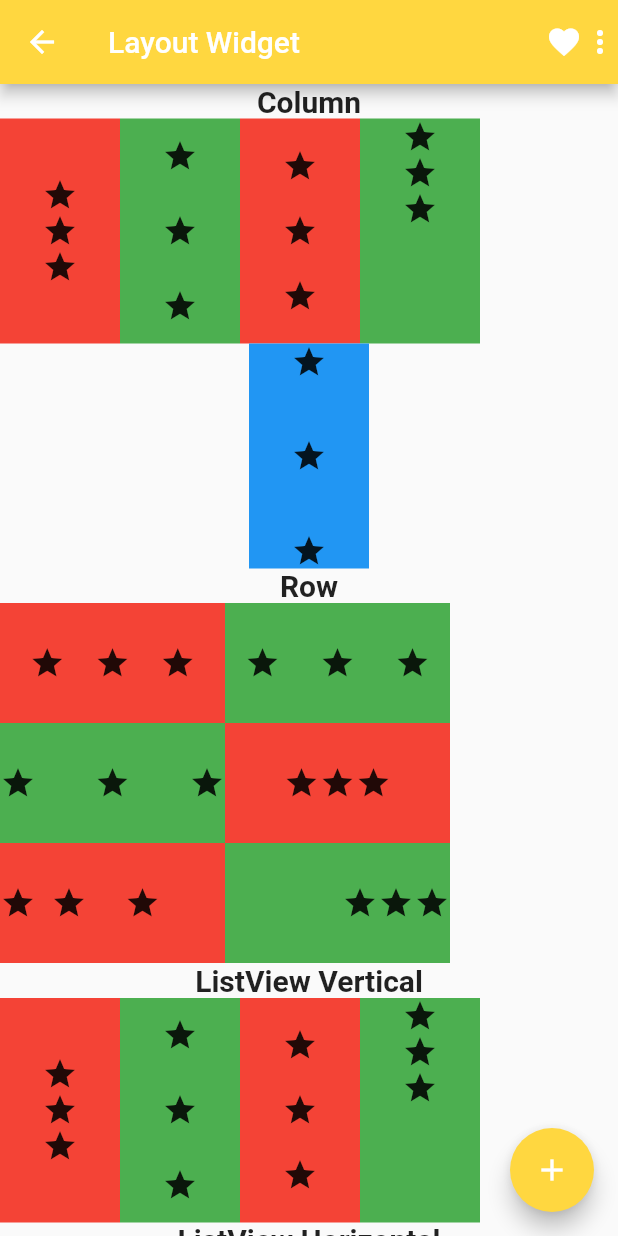
After one commit to Habibieproject/belajarflutterlagi, a Flutter app: the screen it shows after launch, after a tap on "Layout Widget", on a phone screen of 412 x 824 dp. The commit adds this screen. Run offline on Flutter 3.47's test engine with Material 2 defaults, Android fonts, the phone set to English and light mode, and no system bars.

Commit message:
update pertemuan 7 Scaffold, Row, Column, ListView

```diff
--- a/lib/home.dart
+++ b/lib/home.dart
@@ -1,5 +1,6 @@
 import 'package:belajarflutterlagi/button.dart';
 import 'package:belajarflutterlagi/card.dart';
+import 'package:belajarflutterlagi/layout_widget/layout_widget_page.dart';
 import 'package:flutter/material.dart';
 
 class HomePage extends StatelessWidget {
@@ -15,6 +16,20 @@ class HomePage extends StatelessWidget {
         mainAxisAlignment: MainAxisAlignment.center,
         crossAxisAlignment: CrossAxisAlignment.center,
         children: [
+          Row(
+            mainAxisAlignment: MainAxisAlignment.center,
+            children: [
+              ElevatedButton(
+                  onPressed: () {
+                    Navigator.of(context).push(MaterialPageRoute(
+                      builder: (context) {
+                        return const LayoutWidget();
+                      },
+                    ));
+                  },
+                  child: const Text("Layout Widget")),
+            ],
+          ),
           ElevatedButton(
               onPressed: () {
                 Navigator.of(context).push(MaterialPageRoute(
--- /dev/null
+++ b/lib/layout_widget/layout_widget_page.dart
@@ -0,0 +1,75 @@
+import 'package:belajarflutterlagi/layout_widget/widgets/column.dart';
+import 'package:belajarflutterlagi/layout_widget/widgets/listview.dart';
+import 'package:belajarflutterlagi/layout_widget/widgets/row.dart';
+import 'package:belajarflutterlagi/utils/title_constant.dart';
+import 'package:flutter/material.dart';
+
+class LayoutWidget extends StatelessWidget {
+  const LayoutWidget({super.key});
+
+  @override
+  Widget build(BuildContext context) {
+    return Scaffold(
+        // drawer: Drawer(
+        //   child: ListView(
+        //     padding: EdgeInsets.zero,
+        //     children: <Widget>[
+        //       const DrawerHeader(
+        //         decoration: BoxDecoration(
+        //           color: Colors.amber,
+        //         ),
+        //         child: Text(
+        //           'Habibie',
+        //           style: TextStyle(
+        //             color: Colors.white,
+        //             fontSize: 24,
+        //           ),
+        //         ),
+        //       ),
+        //       ListTile(
+        //         leading: const Icon(Icons.home),
+        //         title: const Text('Home'),
+        //         onTap: () {
+        //           // Tambahkan aksi yang diinginkan ketika item Home diklik
+        //         },
+        //       ),
+        //       ListTile(
+        //         leading: const Icon(Icons.settings),
+        //         title: const Text('Settings'),
+        //         onTap: () {
+        //           // Tambahkan aksi yang diinginkan ketika item Settings diklik
+        //         },
+        //       ),
+        //       // Tambahkan item-menu lain sesuai kebutuhan
+        //     ],
+        //   ),
+        // ),
+        floatingActionButton: FloatingActionButton(
+          backgroundColor: Colors.amberAccent,
+          onPressed: () {},
+          child: const Icon(
+            Icons.add,
+          ),
+        ),
+        appBar: AppBar(
+            actions: const [Icon(Icons.favorite), Icon(Icons.more_vert)],
+            backgroundColor: Colors.amberAccent,
+            title: const Text("Layout Widget")),
+        body: ListView(
+          children: const [
+            TitleConst(title: "Column"),
+            ColumnWidget(),
+            TitleConst(title: "Row"),
+            RowWidget(),
+            TitleConst(title: "ListView Vertical"),
+            ListViewWidget(),
+            TitleConst(title: "ListView Horizontal"),
+            ListViewHorizontalWidget(),
+            TitleConst(title: "ListView Builder Horizontal"),
+            ListViewBuilderHorizontalWidget()
+          ],
+        ));
+  }
+}
+
+//
--- /dev/null
+++ b/lib/layout_widget/widgets/column.dart
@@ -0,0 +1,81 @@
+import 'package:flutter/material.dart';
+
+class ColumnWidget extends StatelessWidget {
+  const ColumnWidget({super.key});
+
+  @override
+  Widget build(BuildContext context) {
+    return Column(
+      children: [
+        Row(
+          children: [
+            Container(
+              height: 150,
+              width: 80,
+              color: Colors.red,
+              child: const Column(
+                mainAxisAlignment: MainAxisAlignment.center,
+                children: [
+                  Icon(Icons.star),
+                  Icon(Icons.star),
+                  Icon(Icons.star),
+                ],
+              ),
+            ),
+            Container(
+              height: 150,
+              width: 80,
+              color: Colors.green,
+              child: const Column(
+                mainAxisAlignment: MainAxisAlignment.spaceAround,
+                children: [
+                  Icon(Icons.star),
+                  Icon(Icons.star),
+                  Icon(Icons.star),
+                ],
+              ),
+            ),
+            Container(
+              height: 150,
+              width: 80,
+              color: Colors.red,
+              child: const Column(
+                mainAxisAlignment: MainAxisAlignment.spaceEvenly,
+                children: [
+                  Icon(Icons.star),
+                  Icon(Icons.star),
+                  Icon(Icons.star),
+                ],
+              ),
+            ),
+            Container(
+              height: 150,
+              width: 80,
+              color: Colors.green,
+              child: const Column(
+                children: [
+                  Icon(Icons.star),
+                  Icon(Icons.star),
+                  Icon(Icons.star),
+                ],
+              ),
+            ),
+          ],
+        ),
+        Container(
+          height: 150,
+          width: 80,
+          color: Colors.blue,
+          child: const Column(
+            mainAxisAlignment: MainAxisAlignment.spaceBetween,
+            children: [
+              Icon(Icons.star),
+              Icon(Icons.star),
+              Icon(Icons.star),
+            ],
+          ),
+        ),
+      ],
+    );
+  }
+}
--- /dev/null
+++ b/lib/layout_widget/widgets/listview.dart
@@ -0,0 +1,266 @@
+import 'package:belajarflutterlagi/utils/title_constant.dart';
+import 'package:flutter/material.dart';
+
+class ListViewWidget extends StatelessWidget {
+  const ListViewWidget({super.key});
+
+  @override
+  Widget build(BuildContext context) {
+    return SizedBox(
+      height: 150,
+      child: ListView(
+        children: [
+          Row(
+            children: [
+              Container(
+                height: 150,
+                width: 80,
+                color: Colors.red,
+                child: const Column(
+                  mainAxisAlignment: MainAxisAlignment.center,
+                  children: [
+                    Icon(Icons.star),
+                    Icon(Icons.star),
+                    Icon(Icons.star),
+                  ],
+                ),
+              ),
+              Container(
+                height: 150,
+                width: 80,
+                color: Colors.green,
+                child: const Column(
+                  mainAxisAlignment: MainAxisAlignment.spaceAround,
+                  children: [
+                    Icon(Icons.star),
+                    Icon(Icons.star),
+                    Icon(Icons.star),
+                  ],
+                ),
+              ),
+              Container(
+                height: 150,
+                width: 80,
+                color: Colors.red,
+                child: const Column(
+                  mainAxisAlignment: MainAxisAlignment.spaceEvenly,
+                  children: [
+                    Icon(Icons.star),
+                    Icon(Icons.star),
+                    Icon(Icons.star),
+                  ],
+                ),
+              ),
+              Container(
+                height: 150,
+                width: 80,
+                color: Colors.green,
+                child: const Column(
+                  children: [
+                    Icon(Icons.star),
+                    Icon(Icons.star),
+                    Icon(Icons.star),
+                  ],
+                ),
+              ),
+            ],
+          ),
+          Container(
+            height: 150,
+            width: 80,
+            color: Colors.blue,
+            child: const Column(
+              mainAxisAlignment: MainAxisAlignment.spaceBetween,
+              children: [
+                Icon(Icons.star),
+                Icon(Icons.star),
+                Icon(Icons.star),
+              ],
+            ),
+          ),
+        ],
+      ),
+    );
+  }
+}
+
+class ListViewHorizontalWidget extends StatelessWidget {
+  const ListViewHorizontalWidget({super.key});
+
+  @override
+  Widget build(BuildContext context) {
+    return SizedBox(
+      height: 200,
+      child: ListView(
+        scrollDirection: Axis.horizontal,
+        children: [
+          Row(
+            children: [
+              Container(
+                height: 150,
+                width: 80,
+                color: Colors.red,
+                child: const Column(
+                  mainAxisAlignment: MainAxisAlignment.center,
+                  children: [
+                    Icon(Icons.star),
+                    Icon(Icons.star),
+                    Icon(Icons.star),
+                  ],
+                ),
+              ),
+              Container(
+                height: 150,
+                width: 80,
+                color: Colors.green,
+                child: const Column(
+                  mainAxisAlignment: MainAxisAlignment.spaceAround,
+                  children: [
+                    Icon(Icons.star),
+                    Icon(Icons.star),
+                    Icon(Icons.star),
+                  ],
+                ),
+              ),
+              Container(
+                height: 150,
+                width: 80,
+                color: Colors.red,
+                child: const Column(
+                  mainAxisAlignment: MainAxisAlignment.spaceEvenly,
+                  children: [
+                    Icon(Icons.star),
+                    Icon(Icons.star),
+                    Icon(Icons.star),
+                  ],
+                ),
+              ),
+              Container(
+                height: 150,
+                width: 80,
+                color: Colors.green,
+                child: const Column(
+                  children: [
+                    Icon(Icons.star),
+                    Icon(Icons.star),
+                    Icon(Icons.star),
+                  ],
+                ),
+              ),
+              Container(
+                height: 150,
+                width: 80,
+                color: Colors.red,
+                child: const Column(
+                  mainAxisAlignment: MainAxisAlignment.spaceEvenly,
+                  children: [
+                    Icon(Icons.star),
+                    Icon(Icons.star),
+                    Icon(Icons.star),
+                  ],
+                ),
+              ),
+              Container(
+                height: 150,
+                width: 80,
+                color: Colors.green,
+                child: const Column(
+                  children: [
+                    Icon(Icons.star),
+                    Icon(Icons.star),
+                    Icon(Icons.star),
+                  ],
+                ),
+              ),
+              Container(
+                height: 150,
+                width: 80,
+                color: Colors.red,
+                child: const Column(
+                  mainAxisAlignment: MainAxisAlignment.spaceEvenly,
+                  children: [
+                    Icon(Icons.star),
+                    Icon(Icons.star),
+                    Icon(Icons.star),
+                  ],
+                ),
+              ),
+              Container(
+                height: 150,
+                width: 80,
+                color: Colors.green,
+                child: const Column(
+                  children: [
+                    Icon(Icons.star),
+                    Icon(Icons.star),
+                    Icon(Icons.star),
+                  ],
+                ),
+              ),
+            ],
+          ),
+          // Container(
+          //   height: 150,
+          //   width: 80,
+          //   color: Colors.blue,
+          //   child: const Column(
+          //     mainAxisAlignment: MainAxisAlignment.spaceBetween,
+          //     children: [
+          //       Icon(Icons.star),
+          //       Icon(Icons.star),
+          //       Icon(Icons.star),
+          //     ],
+          //   ),
+          // ),
+        ],
+      ),
+    );
+  }
+}
+
+class ListViewBuilderHorizontalWidget extends StatelessWidget {
+  const ListViewBuilderHorizontalWidget({super.key});
+
+  @override
+  Widget build(BuildContext context) {
+    return SizedBox(
+      height: 200,
+      child: ListView.builder(
+        itemCount: 100,
+        scrollDirection: Axis.horizontal,
+        itemBuilder: (BuildContext context, int index) {
+          return Row(children: [
+            Container(
+              height: 150,
+              width: 80,
+              color: Colors.red,
+              child: Column(
+                mainAxisAlignment: MainAxisAlignment.center,
+                children: [
+                  TitleConst(title: {index + 1}.toString()),
+                  const Icon(Icons.star),
+                  const Icon(Icons.star),
+                  const Icon(Icons.star),
+                ],
+              ),
+            ),
+            Container(
+              height: 150,
+              width: 80,
+              color: Colors.green,
+              child: Column(
+                mainAxisAlignment: MainAxisAlignment.spaceAround,
+                children: [
+                  TitleConst(title: {index + 1}.toString()),
+                  const Icon(Icons.star),
+                  const Icon(Icons.star),
+                  const Icon(Icons.star),
+                ],
+              ),
+            )
+          ]);
+        },
+      ),
+    );
+  }
+}
--- /dev/null
+++ b/lib/layout_widget/widgets/row.dart
@@ -0,0 +1,104 @@
+import 'package:flutter/material.dart';
+
+class RowWidget extends StatelessWidget {
+  const RowWidget({super.key});
+
+  @override
+  Widget build(BuildContext context) {
+    return Column(
+      children: [
+        Row(
+          children: [
+            Container(
+              height: 80,
+              width: 150,
+              color: Colors.red,
+              child: const Row(
+                mainAxisAlignment: MainAxisAlignment.spaceEvenly,
+                children: [
+                  Icon(Icons.star),
+                  Icon(Icons.star),
+                  Icon(Icons.star),
+                ],
+              ),
+            ),
+            Container(
+              height: 80,
+              width: 150,
+              color: Colors.green,
+              child: const Row(
+                mainAxisAlignment: MainAxisAlignment.spaceAround,
+                children: [
+                  Icon(Icons.star),
+                  Icon(Icons.star),
+                  Icon(Icons.star),
+                ],
+              ),
+            ),
+          ],
+        ),
+        Row(
+          children: [
+            Container(
+              height: 80,
+              width: 150,
+              color: Colors.green,
+              child: const Row(
+                mainAxisAlignment: MainAxisAlignment.spaceBetween,
+                children: [
+                  Icon(Icons.star),
+                  Icon(Icons.star),
+                  Icon(Icons.star),
+                ],
+              ),
+            ),
+            Container(
+              height: 80,
+              width: 150,
+              color: Colors.red,
+              child: const Row(
+                mainAxisAlignment: MainAxisAlignment.center,
+                children: [
+                  Icon(Icons.star),
+                  Icon(Icons.star),
+                  Icon(Icons.star),
+                ],
+              ),
+            ),
+          ],
+        ),
+        Row(
+          children: [
+            Container(
+              height: 80,
+              width: 150,
+              color: Colors.red,
+              child: const Row(
+                children: [
+                  Icon(Icons.star),
+                  SizedBox(width: 10),
+                  Icon(Icons.star),
+                  SizedBox(width: 25),
+                  Icon(Icons.star),
+                ],
+              ),
+            ),
+            Container(
+              height: 80,
+              width: 150,
+              color: Colors.green,
+              child: const Row(
+                mainAxisAlignment: MainAxisAlignment.end,
+                children: [
+                  Icon(Icons.star),
+                  Icon(Icons.star),
+                  Icon(Icons.star),
+                ],
+              ),
+            ),
+          ],
+        ),
+      ],
+    );
+  }
+}
--- a/lib/main.dart
+++ b/lib/main.dart
@@ -11,6 +11,7 @@ class MyApp extends StatelessWidget {
   @override
   Widget build(BuildContext context) {
     return MaterialApp(
+      debugShowCheckedModeBanner: false,
       title: 'Flutter Demo',
       theme: ThemeData(
         primarySwatch: Colors.blue,
--- /dev/null
+++ b/lib/utils/title_constant.dart
@@ -0,0 +1,21 @@
+import 'package:flutter/material.dart';
+
+class TitleConst extends StatelessWidget {
+  const TitleConst({
+    super.key,
+    required this.title,
+  });
+  final String title;
+  @override
+  Widget build(BuildContext context) {
+    return Row(
+      mainAxisAlignment: MainAxisAlignment.center,
+      children: [
+        Text(
+          title,
+          style: const TextStyle(fontSize: 20, fontWeight: FontWeight.bold),
+        ),
+      ],
+    );
+  }
+}
```
Also changed, not shown: pubspec.lock.
